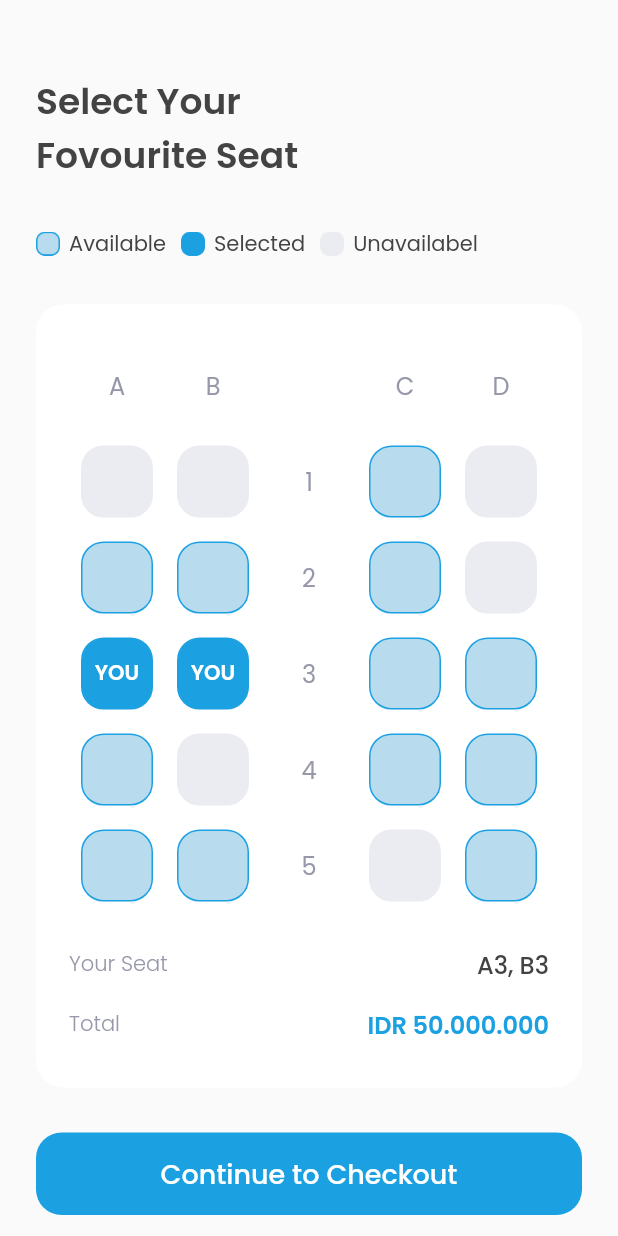
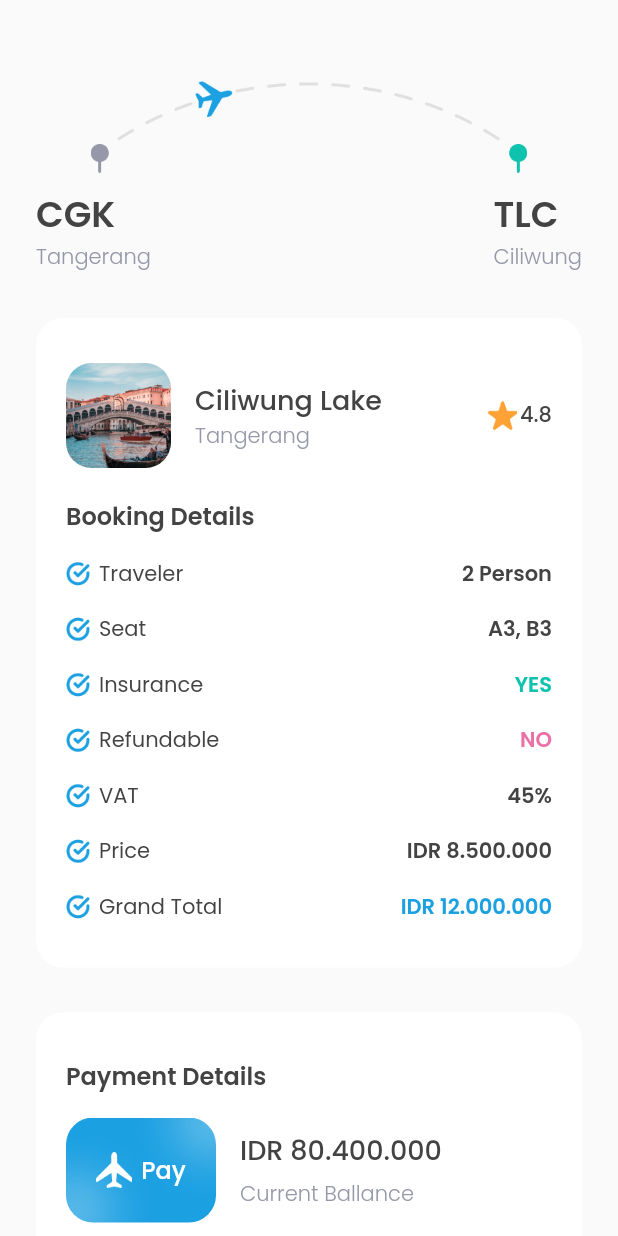
Before and after one commit to muh-hidayaat/travelby-app, a Flutter app: the ChooseSeatPage screen opened by its route, after a tap on "Continue to Checkout", on a phone screen of 412 x 824 dp. Run offline on Flutter 3.47's test engine with Material 2 defaults, Android fonts, the light colour scheme and no system bars; our stand-ins replace google_fonts.

Commit message:
feat: checkout page && create other page

```diff
--- a/lib/main.dart
+++ b/lib/main.dart
@@ -1,5 +1,7 @@
 import 'package:flutter/material.dart';
+import 'package:travelby_app/ui/pages/content/checkout_page.dart';
 import 'package:travelby_app/ui/pages/content/choose_seat_page.dart';
+import 'package:travelby_app/ui/pages/content/succes_checkout_page.dart';
 import 'package:travelby_app/ui/pages/intro/get_started_page.dart';
 import 'package:travelby_app/ui/pages/main_page.dart';
 import 'package:travelby_app/ui/pages/auth/signup_page.dart';
@@ -27,6 +29,8 @@ class MyApp extends StatelessWidget {
         '/home': (context) => const MainPage(),
         '/detail': (context) => const DetailPage(),
         '/choose-seat': (context) => const ChooseSeatPage(),
+        '/checkout': (context) => const CheckoutPage(),
+        '/success-checkout': (context) => const SuccessCheckoutPage(),
       },
     );
   }
--- a/lib/shared/assets.dart
+++ b/lib/shared/assets.dart
@@ -12,4 +12,6 @@ class AppAsset {
   static const iconAvailable = 'assets/icon_available.png';
   static const iconSelected = 'assets/icon_selected.png';
   static const iconUnavailable = 'assets/icon_unavailable.png';
+  static const iconCheck = 'assets/icon_check.png';
+  static const success = 'assets/image_success.png';
 }
--- /dev/null
+++ b/lib/ui/pages/content/checkout_page.dart
@@ -0,0 +1,326 @@
+import 'package:flutter/material.dart';
+import 'package:travelby_app/shared/theme.dart';
+import 'package:travelby_app/ui/widgets/booking_details_item.dart';
+import 'package:travelby_app/ui/widgets/custom_button.dart';
+
+import '../../../shared/assets.dart';
+
+class CheckoutPage extends StatelessWidget {
+  const CheckoutPage({super.key});
+  @override
+  Widget build(BuildContext context) {
+    Widget route() {
+      return Container(
+        margin: const EdgeInsets.only(top: 50),
+        child: Column(children: [
+          Container(
+            width: double.infinity,
+            height: 65,
+            margin: const EdgeInsets.only(bottom: 10),
+            decoration: const BoxDecoration(
+              image: DecorationImage(
+                image: AssetImage('assets/image_checkout.png'),
+              ),
+            ),
+          ),
+          Row(
+            mainAxisAlignment: MainAxisAlignment.spaceBetween,
+            children: [
+              Column(
+                crossAxisAlignment: CrossAxisAlignment.start,
+                children: [
+                  Text(
+                    'CGK',
+                    style: blackTextStyle.copyWith(
+                      fontSize: 24,
+                      fontWeight: semiBold,
+                    ),
+                  ),
+                  Text(
+                    'Tangerang',
+                    style: greyTextStyle.copyWith(fontWeight: light),
+                  ),
+                ],
+              ),
+              Column(
+                crossAxisAlignment: CrossAxisAlignment.start,
+                children: [
+                  Text(
+                    'TLC',
+                    style: blackTextStyle.copyWith(
+                      fontSize: 24,
+                      fontWeight: semiBold,
+                    ),
+                  ),
+                  Text(
+                    'Ciliwung',
+                    style: greyTextStyle.copyWith(fontWeight: light),
+                  ),
+                ],
+              ),
+            ],
+          )
+        ]),
+      );
+    }
+
+    Widget bookingDetails() {
+      return Container(
+        margin: const EdgeInsets.only(top: 30),
+        // ignore: prefer_const_constructors
+        padding: EdgeInsets.symmetric(
+          horizontal: 20,
+          vertical: 30,
+        ),
+        decoration: BoxDecoration(
+          borderRadius: BorderRadius.circular(18),
+          color: kWhiteColor,
+        ),
+        child: Column(
+          crossAxisAlignment: CrossAxisAlignment.start,
+          children: [
+            //NOTE: Destination
+            Row(
+              children: [
+                Container(
+                  width: 70,
+                  height: 70,
+                  margin: const EdgeInsets.only(right: 16),
+                  decoration: BoxDecoration(
+                    borderRadius: BorderRadius.circular(defaultRadius),
+                    image: const DecorationImage(
+                      fit: BoxFit.cover,
+                      image: AssetImage('assets/image_destination1.png'),
+                    ),
+                  ),
+                ),
+                Expanded(
+                  child: Column(
+                    crossAxisAlignment: CrossAxisAlignment.start,
+                    children: [
+                      Text(
+                        'Ciliwung Lake',
+                        style: blackTextStyle.copyWith(
+                          fontSize: 18,
+                          fontWeight: medium,
+                        ),
+                      ),
+                      Text(
+                        'Tangerang',
+                        style: greyTextStyle.copyWith(
+                          fontWeight: light,
+                        ),
+                      ),
+                    ],
+                  ),
+                ),
+                Row(
+                  mainAxisAlignment: MainAxisAlignment.center,
+                  crossAxisAlignment: CrossAxisAlignment.center,
+                  children: [
+                    Container(
+                      height: 20,
+                      width: 20,
+                      decoration: const BoxDecoration(
+                        image: DecorationImage(
+                          image: AssetImage(AppAsset.iconStar),
+                        ),
+                      ),
+                    ),
+                    const SizedBox(width: 2),
+                    Text(
+                      '4.8',
+                      style: blackTextStyle.copyWith(fontWeight: medium),
+                    ),
+                  ],
+                ),
+              ],
+            ),
+
+            //NOTE: Booking Deatil TItle
+            Container(
+              margin: const EdgeInsets.only(top: 20),
+              child: Text(
+                'Booking Details',
+                style: blackTextStyle.copyWith(
+                  fontSize: 16,
+                  fontWeight: semiBold,
+                ),
+              ),
+            ),
+
+            //NOTE: Booking Deatils Item
+            const BookingDetailsItem(
+              title: 'Traveler',
+              valueText: '2 Person',
+              valueColor: kBlackColor,
+            ),
+            const BookingDetailsItem(
+              title: 'Seat',
+              valueText: 'A3, B3',
+              valueColor: kBlackColor,
+            ),
+            const BookingDetailsItem(
+              title: 'Insurance',
+              valueText: 'YES',
+              valueColor: kGreenColor,
+            ),
+            const BookingDetailsItem(
+              title: 'Refundable',
+              valueText: 'NO',
+              valueColor: kRedColor,
+            ),
+            const BookingDetailsItem(
+              title: 'VAT',
+              valueText: '45%',
+              valueColor: kBlackColor,
+            ),
+            const BookingDetailsItem(
+              title: 'Price',
+              valueText: 'IDR 8.500.000',
+              valueColor: kBlackColor,
+            ),
+            const BookingDetailsItem(
+              title: 'Grand Total',
+              valueText: 'IDR 12.000.000',
+              valueColor: kPrimaryColor,
+            ),
+          ],
+        ),
+      );
+    }
+
+    Widget paymentDetails() {
+      return Container(
+        margin: const EdgeInsets.only(top: 30),
+        // ignore: prefer_const_constructors
+        padding: EdgeInsets.symmetric(
+          vertical: 30,
+          horizontal: 20,
+        ),
+        decoration: BoxDecoration(
+          borderRadius: BorderRadius.circular(18),
+          color: kWhiteColor,
+        ),
+        child: Column(crossAxisAlignment: CrossAxisAlignment.start, children: [
+          Text(
+            'Payment Details',
+            style: blackTextStyle.copyWith(
+              fontSize: 16,
+              fontWeight: semiBold,
+            ),
+          ),
+          Container(
+            margin: const EdgeInsets.only(top: 16),
+            child: Row(
+              children: [
+                Container(
+                  width: 100,
+                  height: 70,
+                  margin: const EdgeInsets.only(right: 16),
+                  decoration: BoxDecoration(
+                    borderRadius: BorderRadius.circular(18),
+                    image: const DecorationImage(
+                      fit: BoxFit.cover,
+                      image: AssetImage(AppAsset.bonusCard),
+                    ),
+                  ),
+                  child: Center(
+                    child: Row(
+                      mainAxisAlignment: MainAxisAlignment.center,
+                      children: [
+                        Container(
+                          width: 24,
+                          height: 24,
+                          margin: const EdgeInsets.only(right: 6),
+                          decoration: const BoxDecoration(
+                            image: DecorationImage(
+                              image: AssetImage(AppAsset.logo),
+                            ),
+                          ),
+                        ),
+                        Text(
+                          'Pay',
+                          style: whiteTextStyle.copyWith(
+                            fontSize: 16,
+                            fontWeight: medium,
+                          ),
+                        ),
+                      ],
+                    ),
+                  ),
+                ),
+                Expanded(
+                  child: Column(
+                    crossAxisAlignment: CrossAxisAlignment.start,
+                    children: [
+                      Text(
+                        'IDR 80.400.000',
+                        style: blackTextStyle.copyWith(
+                          fontSize: 18,
+                          fontWeight: medium,
+                        ),
+                        overflow: TextOverflow.ellipsis,
+                      ),
+                      const SizedBox(height: 5),
+                      Text(
+                        'Current Ballance',
+                        style: greyTextStyle.copyWith(
+                          fontWeight: light,
+                        ),
+                      ),
+                    ],
+                  ),
+                )
+              ],
+            ),
+          )
+        ]),
+      );
+    }
+
+    Widget payNowButton() {
+      return CustomButton(
+        title: 'Pay Now',
+        onPressed: () {
+          Navigator.pushNamed(context, '/success-checkout');
+        },
+        margin: const EdgeInsets.only(top: 30),
+      );
+    }
+
+    Widget tacButton() {
+      return Container(
+        alignment: Alignment.center,
+        margin: const EdgeInsets.only(
+          top: 30,
+          bottom: 30,
+        ),
+        child: Text(
+          'Term and Conditions',
+          style: greyTextStyle.copyWith(
+            fontSize: 16,
+            fontWeight: light,
+            decoration: TextDecoration.underline,
+          ),
+        ),
+      );
+    }
+
+    return Scaffold(
+      backgroundColor: kBackgroundColor,
+      body: ListView(
+        padding: EdgeInsets.symmetric(
+          horizontal: defaultMargin,
+        ),
+        children: [
+          route(),
+          bookingDetails(),
+          paymentDetails(),
+          payNowButton(),
+          tacButton(),
+        ],
+      ),
+    );
+  }
+}
--- a/lib/ui/pages/content/choose_seat_page.dart
+++ b/lib/ui/pages/content/choose_seat_page.dart
@@ -378,12 +378,15 @@ class ChooseSeatPage extends StatelessWidget {
 
     Widget checkoutButton() {
       return CustomButton(
-          title: 'Continue to Checkout',
-          margin: const EdgeInsets.only(
-            top: 30,
-            bottom: 46,
-          ),
-          onPressed: () {});
+        title: 'Continue to Checkout',
+        margin: const EdgeInsets.only(
+          top: 30,
+          bottom: 46,
+        ),
+        onPressed: () {
+          Navigator.pushNamed(context, '/checkout');
+        },
+      );
     }
 
     return Scaffold(
--- /dev/null
+++ b/lib/ui/pages/content/setting_page.dart
@@ -0,0 +1,12 @@
+import 'package:flutter/material.dart';
+
+class SettingPage extends StatelessWidget {
+  const SettingPage({super.key});
+
+  @override
+  Widget build(BuildContext context) {
+    return const Center(
+      child: Text('Setting Page'),
+    );
+  }
+}
--- /dev/null
+++ b/lib/ui/pages/content/succes_checkout_page.dart
@@ -0,0 +1,57 @@
+import 'package:flutter/material.dart';
+import 'package:travelby_app/shared/assets.dart';
+import 'package:travelby_app/shared/theme.dart';
+import 'package:travelby_app/ui/widgets/custom_button.dart';
+
+class SuccessCheckoutPage extends StatelessWidget {
+  const SuccessCheckoutPage({super.key});
+
+  @override
+  Widget build(BuildContext context) {
+    return Scaffold(
+      backgroundColor: kBackgroundColor,
+      body: Center(
+        child: Column(
+          mainAxisAlignment: MainAxisAlignment.center,
+          children: [
+            Container(
+              width: 300,
+              height: 150,
+              margin: const EdgeInsets.only(bottom: 80),
+              decoration: const BoxDecoration(
+                image: DecorationImage(
+                  image: AssetImage(AppAsset.success),
+                ),
+              ),
+            ),
+            Text(
+              'Well Booked 😍',
+              style: blackTextStyle.copyWith(
+                fontSize: 32,
+                fontWeight: semiBold,
+              ),
+            ),
+            const SizedBox(height: 10),
+            Text(
+              'Are you ready to explore the new \nworld of experiences?',
+              style: greyTextStyle.copyWith(
+                fontSize: 16,
+                fontWeight: light,
+              ),
+              textAlign: TextAlign.center,
+            ),
+            CustomButton(
+              width: 220,
+              margin: const EdgeInsets.only(top: 50),
+              title: 'My Bookings',
+              onPressed: () {
+                Navigator.pushNamedAndRemoveUntil(
+                    context, '/home', (route) => false);
+              },
+            )
+          ],
+        ),
+      ),
+    );
+  }
+}
--- /dev/null
+++ b/lib/ui/pages/content/transaction_page.dart
@@ -0,0 +1,12 @@
+import 'package:flutter/material.dart';
+
+class TransactionPage extends StatelessWidget {
+  const TransactionPage({super.key});
+
+  @override
+  Widget build(BuildContext context) {
+    return const Center(
+      child: Text('Transaction Page'),
+    );
+  }
+}
--- /dev/null
+++ b/lib/ui/pages/content/wallet_page.dart
@@ -0,0 +1,12 @@
+import 'package:flutter/material.dart';
+
+class WalletPage extends StatelessWidget {
+  const WalletPage({super.key});
+
+  @override
+  Widget build(BuildContext context) {
+    return const Center(
+      child: Text('Wallet Page'),
+    );
+  }
+}
--- a/lib/ui/pages/main_page.dart
+++ b/lib/ui/pages/main_page.dart
@@ -9,6 +9,10 @@ class MainPage extends StatelessWidget {
 
   @override
   Widget build(BuildContext context) {
+    Widget buildContent() {
+      return const HomePage();
+    }
+
     Widget buttonNavigation() {
       return Align(
         alignment: Alignment.bottomCenter,
@@ -52,7 +56,7 @@ class MainPage extends StatelessWidget {
       backgroundColor: kBackgroundColor,
       body: Stack(
         children: [
-          const HomePage(),
+          buildContent(),
           buttonNavigation(),
         ],
       ),
--- /dev/null
+++ b/lib/ui/widgets/booking_details_item.dart
@@ -0,0 +1,51 @@
+import 'package:flutter/material.dart';
+
+import '../../shared/assets.dart';
+import '../../shared/theme.dart';
+
+class BookingDetailsItem extends StatelessWidget {
+  final String title;
+  final String valueText;
+  final Color valueColor;
+  const BookingDetailsItem({
+    super.key,
+    required this.title,
+    required this.valueText,
+    required this.valueColor,
+  });
+
+  @override
+  Widget build(BuildContext context) {
+    return Container(
+      margin: const EdgeInsets.only(
+        top: 16,
+      ),
+      child: Row(
+        children: [
+          Container(
+            width: 16,
+            height: 16,
+            margin: const EdgeInsets.only(right: 6),
+            decoration: const BoxDecoration(
+              image: DecorationImage(
+                image: AssetImage(AppAsset.iconCheck),
+              ),
+            ),
+          ),
+          Text(
+            title,
+            style: blackTextStyle,
+          ),
+          const Spacer(),
+          Text(
+            valueText,
+            style: blackTextStyle.copyWith(
+              fontWeight: semiBold,
+              color: valueColor,
+            ),
+          ),
+        ],
+      ),
+    );
+  }
+}
--- a/lib/ui/widgets/interest_item.dart
+++ b/lib/ui/widgets/interest_item.dart
@@ -1,4 +1,5 @@
 import 'package:flutter/material.dart';
+import 'package:travelby_app/shared/assets.dart';
 
 import '../../shared/theme.dart';
 
@@ -18,7 +19,7 @@ class InterestItem extends StatelessWidget {
             margin: const EdgeInsets.only(right: 6),
             decoration: const BoxDecoration(
               image: DecorationImage(
-                image: AssetImage('assets/icon_check.png'),
+                image: AssetImage(AppAsset.iconCheck),
               ),
             ),
           ),
```
Also changed, not shown: assets/image_checkout.png, assets/image_success.png, 1 other file.
